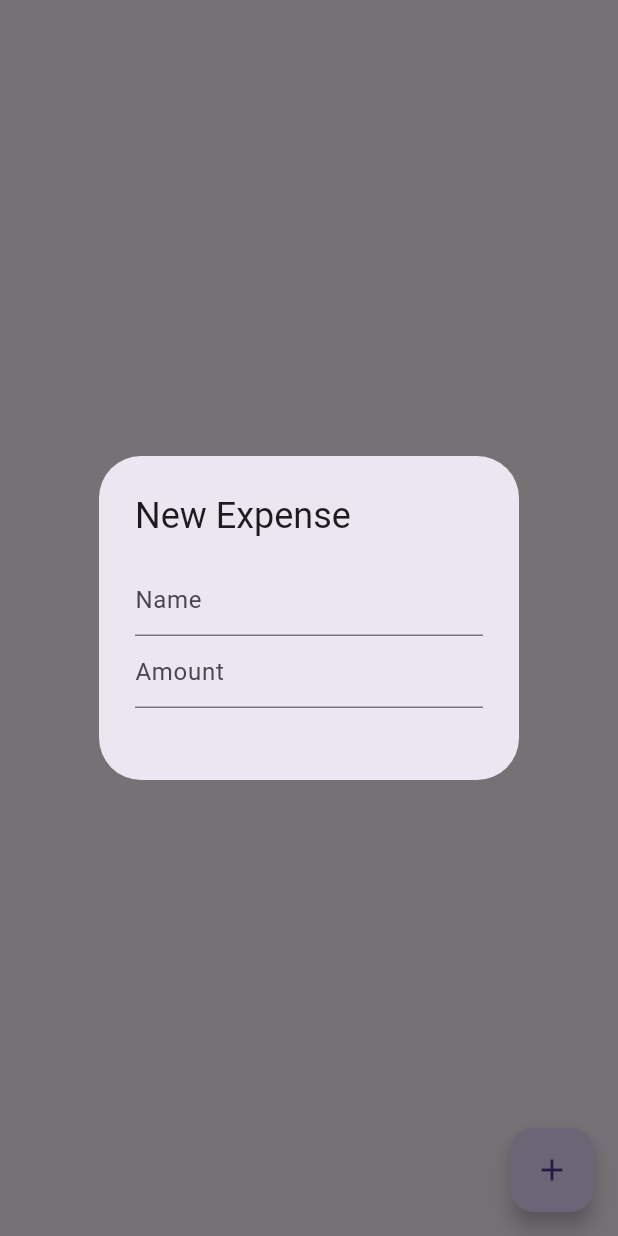
After one commit to YoungjaeKimDeveloper/spendTracker, a Flutter app: the screen it shows after launch, after a tap on the "add" icon, on a phone screen of 412 x 824 dp. The commit adds this screen. Run offline on Flutter 3.47's test engine with Material 3 defaults, Android fonts, the phone set to English and light mode, and no system bars; our stand-ins replace isar; accounts and stored records are empty; generated files the repository leaves out were written again.

Commit message:
implemented homepage function

```diff
--- /dev/null
+++ b/lib/helper/helper_function.dart
@@ -0,0 +1,11 @@
+/*
+
+  These are some helpful functions used across the app
+
+ */
+
+// convert string to a doulbe
+double convertStringToDouble(String string) {
+  double? amount = double.tryParse(string);
+  return amount ?? 0;
+}
--- /dev/null
+++ b/lib/pages/home_page.dart
@@ -0,0 +1,98 @@
+import 'package:app/database/expense_database.dart';
+import 'package:app/helper/helper_function.dart';
+import 'package:app/models/expense.dart';
+import 'package:flutter/material.dart';
+import 'package:provider/provider.dart';
+
+class HomePage extends StatefulWidget {
+  const HomePage({super.key});
+
+  @override
+  State<HomePage> createState() => _HomePageState();
+}
+
+class _HomePageState extends State<HomePage> {
+  // text controllers
+  TextEditingController nameController = TextEditingController();
+  TextEditingController amountController = TextEditingController();
+  // open new expense box
+  void openNewExpenseBox() {
+    showDialog(
+      context: context,
+      builder:
+          (context) => AlertDialog(
+            title: Text("New Expense"),
+            content: Column(
+              mainAxisSize: MainAxisSize.min,
+              children: [
+                // user input -> expense name
+                TextField(
+                  controller: nameController,
+                  decoration: InputDecoration(hintText: "Name"),
+                ),
+                // user input -> expense amount
+                TextField(
+                  controller: amountController,
+                  decoration: InputDecoration(hintText: "Amount"),
+                ),
+              ],
+            ),
+            actions: [
+              // cancel Button
+
+              // Save Button
+            ],
+          ),
+    );
+  }
+
+  @override
+  Widget build(BuildContext context) {
+    return Scaffold(
+      floatingActionButton: FloatingActionButton(
+        onPressed: openNewExpenseBox,
+        child: Icon(Icons.add),
+      ),
+    );
+  }
+
+  // Cancel Button
+  Widget _cancelButton() {
+    return MaterialButton(
+      onPressed: () {
+        // pop box
+        Navigator.pop(context);
+        // clear controllers
+        nameController.clear();
+        amountController.clear();
+      },
+      child: const Text("Cancel"),
+    );
+  }
+
+  // SAVE BUTTON -> Create new expense
+  Widget _createNewExpensesButton() {
+    return MaterialButton(
+      onPressed: () async {
+        // only save if there is something in the textfield to save
+        if (nameController.text.isNotEmpty && nameController.text.isNotEmpty) {
+          // pop box
+          Navigator.pop(context);
+          // Create new expense
+          Expense newExpense = Expense(
+            name: nameController.text,
+            amount: convertStringToDouble(amountController.text),
+            date: DateTime.now(),
+          );
+          // save to data
+          // What the fuck?
+          await context.read<ExpenseDatabase>().createNewExpense(newExpense);
+          // clear controllers
+          nameController.clear();
+          amountController.clear();
+        }
+      },
+      child: const Text("Save"),
+    );
+  }
+}
```
Also changed, not shown: lib/main.dart (+2 -10 lines).
